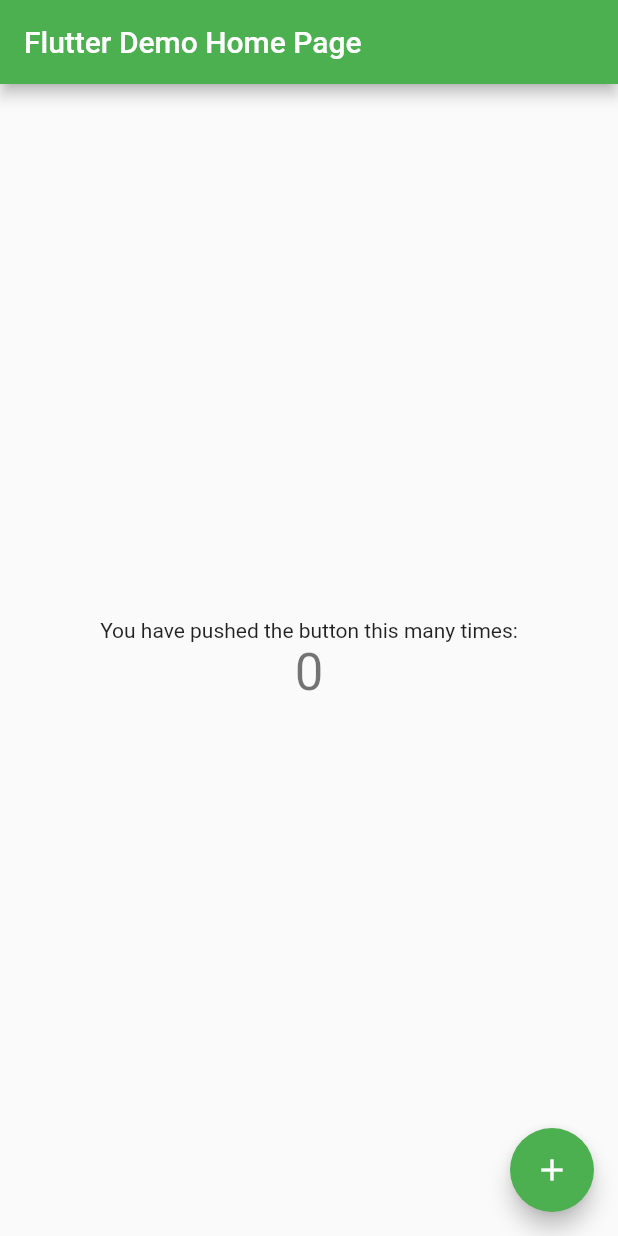
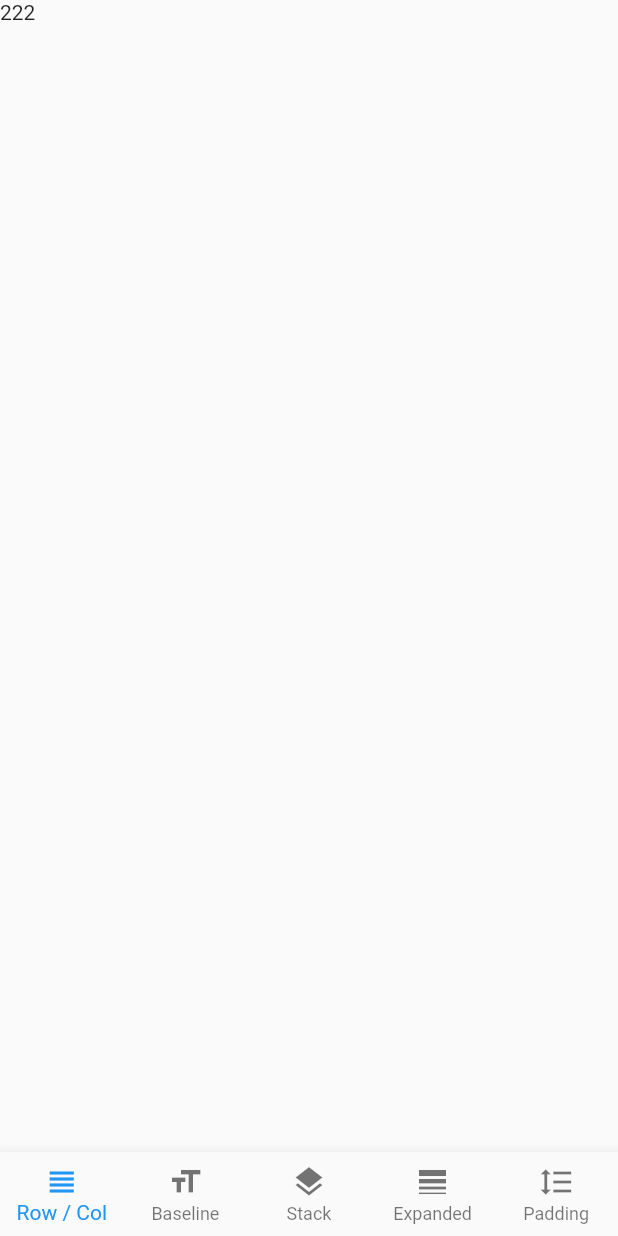
Before and after one commit to boomsi/app-ex, a Flutter app: the screen it shows after launch, on a phone screen of 412 x 824 dp. Run offline on Flutter 3.47's test engine with Material 2 defaults, Android fonts, the phone set to English and light mode, and no system bars.

Commit message:
feat: update

```diff
--- /dev/null
+++ b/lib/layout/main.dart
@@ -0,0 +1,20 @@
+import 'package:flutter/material.dart';
+
+class LayoutPage extends StatelessWidget {
+  const LayoutPage({super.key});
+
+  static String routeName = '/layout';
+
+  @override
+  Widget build(BuildContext context) {
+    return MaterialApp(
+      title: '2333',
+      home: Scaffold(
+        appBar: AppBar(
+          title: Text('Row / Col'),
+        ),
+        body: Text('20'),
+      ),
+    );
+  }
+}
--- a/lib/main.dart
+++ b/lib/main.dart
@@ -1,115 +1,32 @@
+import 'package:app/main_page.dart';
 import 'package:flutter/material.dart';
+import 'expanded/main.dart';
+import 'text/main.dart';
+import 'padding/main.dart';
+import 'stack/main.dart';
+import 'layout/main.dart';
 
 void main() {
-  runApp(const MyApp());
+  runApp(HomePage());
 }
 
-class MyApp extends StatelessWidget {
-  const MyApp({super.key});
+class HomePage extends StatelessWidget {
+  const HomePage({super.key});
 
-  // This widget is the root of your application.
   @override
   Widget build(BuildContext context) {
     return MaterialApp(
-      title: 'Flutter Demo',
-      theme: ThemeData(
-        // This is the theme of your application.
-        //
-        // Try running your application with "flutter run". You'll see the
-        // application has a blue toolbar. Then, without quitting the app, try
-        // changing the primarySwatch below to Colors.green and then invoke
-        // "hot reload" (press "r" in the console where you ran "flutter run",
-        // or simply save your changes to "hot reload" in a Flutter IDE).
-        // Notice that the counter didn't reset back to zero; the application
-        // is not restarted.
-        primarySwatch: Colors.green,
-      ),
-      home: const MyHomePage(title: 'Flutter Demo Home Page'),
+      title: 'Layout Demo',
+      theme: ThemeData(primaryColor: Color(0xff338800)),
+      home: MainPage(),
+      // routes: {
+      //   LayoutPage.routeName: (context) => LayoutPage(),
+      //   TextPage.routeName: (context) => TextPage(),
+      //   StackPage.routeName: (context) => StackPage(),
+      //   PaddingPage.routeName: (context) => PaddingPage(),
+      //   ExpandedPage.routeName: (context) => ExpandedPage()
+      // },
+      // initialRoute: LayoutPage.routeName,
     );
   }
 }
-
-class MyHomePage extends StatefulWidget {
-  const MyHomePage({super.key, required this.title});
-
-  // This widget is the home page of your application. It is stateful, meaning
-  // that it has a State object (defined below) that contains fields that affect
-  // how it looks.
-
-  // This class is the configuration for the state. It holds the values (in this
-  // case the title) provided by the parent (in this case the App widget) and
-  // used by the build method of the State. Fields in a Widget subclass are
-  // always marked "final".
-
-  final String title;
-
-  @override
-  State<MyHomePage> createState() => _MyHomePageState();
-}
-
-class _MyHomePageState extends State<MyHomePage> {
-  int _counter = 0;
-
-  void _incrementCounter() {
-    setState(() {
-      // This call to setState tells the Flutter framework that something has
-      // changed in this State, which causes it to rerun the build method below
-      // so that the display can reflect the updated values. If we changed
-      // _counter without calling setState(), then the build method would not be
-      // called again, and so nothing would appear to happen.
-      _counter++;
-    });
-  }
-
-  @override
-  Widget build(BuildContext context) {
-    // This method is rerun every time setState is called, for instance as done
-    // by the _incrementCounter method above.
-    //
-    // The Flutter framework has been optimized to make rerunning build methods
-    // fast, so that you can just rebuild anything that needs updating rather
-    // than having to individually change instances of widgets.
-    return Scaffold(
-      appBar: AppBar(
-        // Here we take the value from the MyHomePage object that was created by
-        // the App.build method, and use it to set our appbar title.
-        title: Text(widget.title),
-      ),
-      body: Center(
-        // Center is a layout widget. It takes a single child and positions it
-        // in the middle of the parent.
-        child: Column(
-          // Column is also a layout widget. It takes a list of children and
-          // arranges them vertically. By default, it sizes itself to fit its
-          // children horizontally, and tries to be as tall as its parent.
-          //
-          // Invoke "debug painting" (press "p" in the console, choose the
-          // "Toggle Debug Paint" action from the Flutter Inspector in Android
-          // Studio, or the "Toggle Debug Paint" command in Visual Studio Code)
-          // to see the wireframe for each widget.
-          //
-          // Column has various properties to control how it sizes itself and
-          // how it positions its children. Here we use mainAxisAlignment to
-          // center the children vertically; the main axis here is the vertical
-          // axis because Columns are vertical (the cross axis would be
-          // horizontal).
-          mainAxisAlignment: MainAxisAlignment.center,
-          children: <Widget>[
-            const Text(
-              'You have pushed the button this many times:',
-            ),
-            Text(
-              '$_counter',
-              style: Theme.of(context).textTheme.headlineMedium,
-            ),
-          ],
-        ),
-      ),
-      floatingActionButton: FloatingActionButton(
-        onPressed: _incrementCounter,
-        tooltip: 'Increment',
-        child: const Icon(Icons.add),
-      ), // This trailing comma makes auto-formatting nicer for build methods.
-    );
-  }
-}
--- /dev/null
+++ b/lib/main_page.dart
@@ -0,0 +1,58 @@
+import 'package:flutter/material.dart';
+import './type.dart';
+
+class MainPage extends StatefulWidget {
+  const MainPage({super.key});
+
+  @override
+  State<MainPage> createState() => _MainPageState();
+}
+
+class _MainPageState extends State<MainPage> {
+  LayoutGroup _layoutGroup = LayoutGroup.nonScrollable; // 页面类型
+
+  void _onSelectTab(int index) {}
+
+  BottomNavigationBarItem _buildItem(
+      {required IconData icon, required String text}) {
+    return BottomNavigationBarItem(icon: Icon(icon), label: text);
+  }
+
+  Widget _buildBottomNavigationBar() {
+    if (_layoutGroup == LayoutGroup.nonScrollable) {
+      return BottomNavigationBar(
+        type: BottomNavigationBarType.fixed,
+        items: [
+          _buildItem(icon: Icons.view_headline, text: 'Row / Col'),
+          _buildItem(icon: Icons.format_size, text: 'Baseline'),
+          _buildItem(icon: Icons.layers, text: 'Stack'),
+          _buildItem(icon: Icons.line_weight, text: 'Expanded'),
+          _buildItem(icon: Icons.format_line_spacing, text: 'Padding'),
+        ],
+        onTap: _onSelectTab,
+      );
+    }
+
+    return BottomNavigationBar(
+      type: BottomNavigationBarType.fixed,
+      items: [
+        _buildItem(icon: Icons.view_week, text: 'Page View'),
+        _buildItem(icon: Icons.format_list_bulleted, text: 'List'),
+        _buildItem(icon: Icons.view_day, text: 'Slivers'),
+        _buildItem(icon: Icons.gradient, text: 'Hero'),
+        _buildItem(icon: Icons.dashboard, text: 'Nested'),
+      ],
+      onTap: _onSelectTab,
+    );
+  }
+
+  @override
+  Widget build(BuildContext context) {
+    return Scaffold(
+      body: Container(
+        child: Text('222'),
+      ),
+      bottomNavigationBar: _buildBottomNavigationBar(),
+    );
+  }
+}
--- /dev/null
+++ b/lib/type.dart
@@ -0,0 +1 @@
+enum LayoutGroup { nonScrollable, scrollable }
```
Also changed, not shown: lib/expanded/main.dart (added, +12 -0 lines), lib/padding/main.dart (added, +12 -0 lines), lib/stack/main.dart (added, +12 -0 lines), lib/text/main.dart (added, +12 -0 lines), pubspec.yaml (+0 -46 lines).
